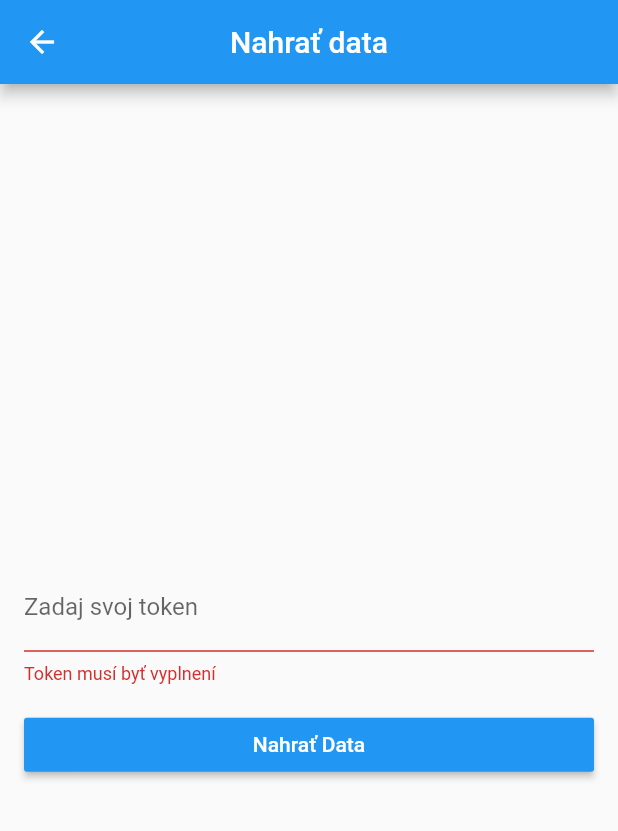
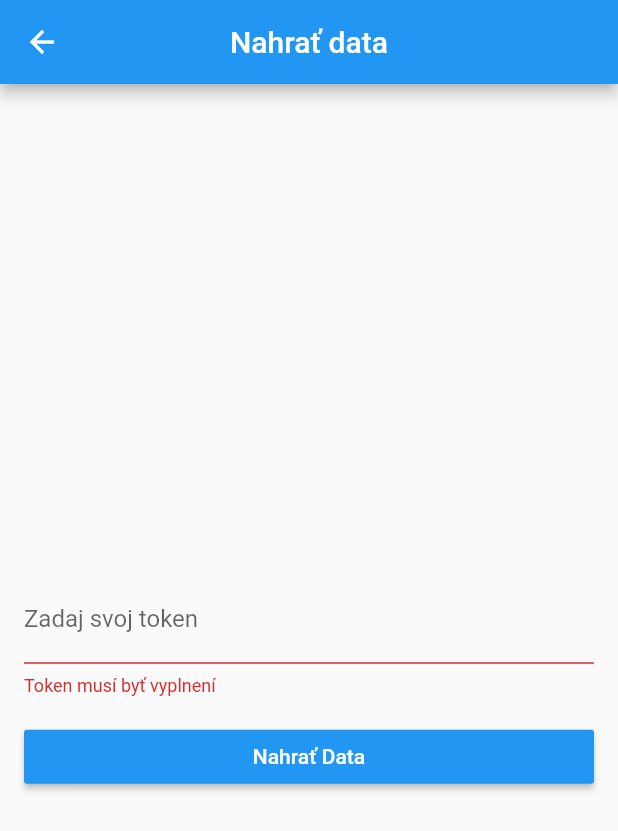
Before and after one commit to ssimk0/domcek-mobile-registration, a Flutter app: the UploadDataPage screen opened directly, after a tap on "Nahrať Data", on a phone screen of 412 x 824 dp. Shown: the top 831 px of the screen. Run offline on Flutter 3.47's test engine with Material 2 defaults, Android fonts, the phone set to English and light mode, and no system bars; our stand-ins replace flutter_html; missing offline and left inert: barcode_scan; generated files the repository leaves out were written again.

Commit message:
fix app upload and download

```diff
--- a/lib/pages/download_data_page.dart
+++ b/lib/pages/download_data_page.dart
@@ -53,9 +53,9 @@ class DownloadDataPageState extends State<DownloadDataPage> {
                         if (_formKey.currentState.validate()) {
                           try {
                             await model.fetchParticipants(tokenController.text);
+                            tokenController.clear();
                             Navigator.pop(context);
                           } catch (e) {
-                            print(e);
                             _error =
                                 'Nepodarilo sa stiahnuť data, skus znova alebo kontaktuj niekoho s registracie';
                           }
--- a/lib/pages/upload_data_page.dart
+++ b/lib/pages/upload_data_page.dart
@@ -31,7 +31,13 @@ class UploadDataPageState extends State<UploadDataPage> {
               mainAxisAlignment: MainAxisAlignment.center,
               crossAxisAlignment: CrossAxisAlignment.stretch,
               children: <Widget>[
-                _error != '' && _error != null ? Text(_error, style: TextStyle(color: Colors.red)) : Text(''),
+                Padding(
+                  padding:
+                      EdgeInsets.symmetric(vertical: 8.0, horizontal: 16.0),
+                  child: _error != '' && _error != null
+                      ? Text(_error, style: TextStyle(color: Colors.red))
+                      : Text(''),
+                ),
                 Padding(
                     padding:
                         EdgeInsets.symmetric(vertical: 8.0, horizontal: 16.0),
@@ -56,11 +62,12 @@ class UploadDataPageState extends State<UploadDataPage> {
                         if (_formKey.currentState.validate()) {
                           _error = '';
                           try {
-                            await model
-                                .syncParticipants(tokenController.text);
+                            await model.syncParticipants(tokenController.text);
+                            tokenController.clear();
                             Navigator.pop(context);
                           } catch (e) {
-                            _error = 'Nepodarilo sa nahrať data, skus znova alebo kontaktuj niekoho s registracie';
+                            _error =
+                                'Nepodarilo sa nahrať data, skus znova alebo kontaktuj niekoho s registracie';
                           }
                         }
                       },
```
Also changed, not shown: lib/model/participant.dart (+21 -13 lines), lib/pages/participant_detail_page.dart (+22 -4 lines), lib/scoped-models/connected_participants.dart (+9 -4 lines), lib/model/participant.g.dart, 1 other file.
